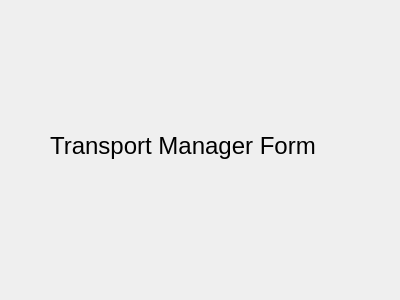
The window that transportmanagerform.ui (itumashyk/TofP) describes before a commit, drawn with Qt 5.
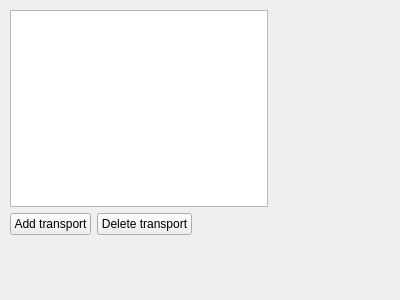
The same window after the commit.

```diff
--- a/transportmanagerform.ui
+++ b/transportmanagerform.ui
@@ -13,23 +13,76 @@
   <property name="windowTitle">
    <string>Form</string>
   </property>
-  <widget class="QLabel" name="label">
+  <widget class="QWidget" name="">
    <property name="geometry">
     <rect>
-     <x>50</x>
-     <y>100</y>
-     <width>301</width>
-     <height>91</height>
+     <x>10</x>
+     <y>10</y>
+     <width>258</width>
+     <height>225</height>
     </rect>
    </property>
-   <property name="font">
-    <font>
-     <pointsize>18</pointsize>
-    </font>
-   </property>
-   <property name="text">
-    <string>Transport Manager Form</string>
-   </property>
+   <layout class="QVBoxLayout" name="verticalLayout">
+    <item>
+     <widget class="QTableView" name="transportList">
+      <property name="editTriggers">
+       <set>QAbstractItemView::DoubleClicked</set>
+      </property>
+      <property name="alternatingRowColors">
+       <bool>true</bool>
+      </property>
+      <property name="selectionMode">
+       <enum>QAbstractItemView::SingleSelection</enum>
+      </property>
+      <property name="selectionBehavior">
+       <enum>QAbstractItemView::SelectRows</enum>
+      </property>
+      <property name="sortingEnabled">
+       <bool>true</bool>
+      </property>
+      <attribute name="horizontalHeaderShowSortIndicator" stdset="0">
+       <bool>true</bool>
+      </attribute>
+      <attribute name="horizontalHeaderStretchLastSection">
+       <bool>true</bool>
+      </attribute>
+      <attribute name="verticalHeaderVisible">
+       <bool>false</bool>
+      </attribute>
+     </widget>
+    </item>
+    <item>
+     <layout class="QHBoxLayout" name="horizontalLayout">
+      <item>
+       <widget class="QPushButton" name="pushButton">
+        <property name="text">
+         <string>Add transport</string>
+        </property>
+       </widget>
+      </item>
+      <item>
+       <widget class="QPushButton" name="pushButton_2">
+        <property name="text">
+         <string>Delete transport</string>
+        </property>
+       </widget>
+      </item>
+      <item>
+       <spacer name="horizontalSpacer">
+        <property name="orientation">
+         <enum>Qt::Horizontal</enum>
+        </property>
+        <property name="sizeHint" stdset="0">
+         <size>
+          <width>40</width>
+          <height>20</height>
+         </size>
+        </property>
+       </spacer>
+      </item>
+     </layout>
+    </item>
+   </layout>
   </widget>
  </widget>
  <resources/>
```
